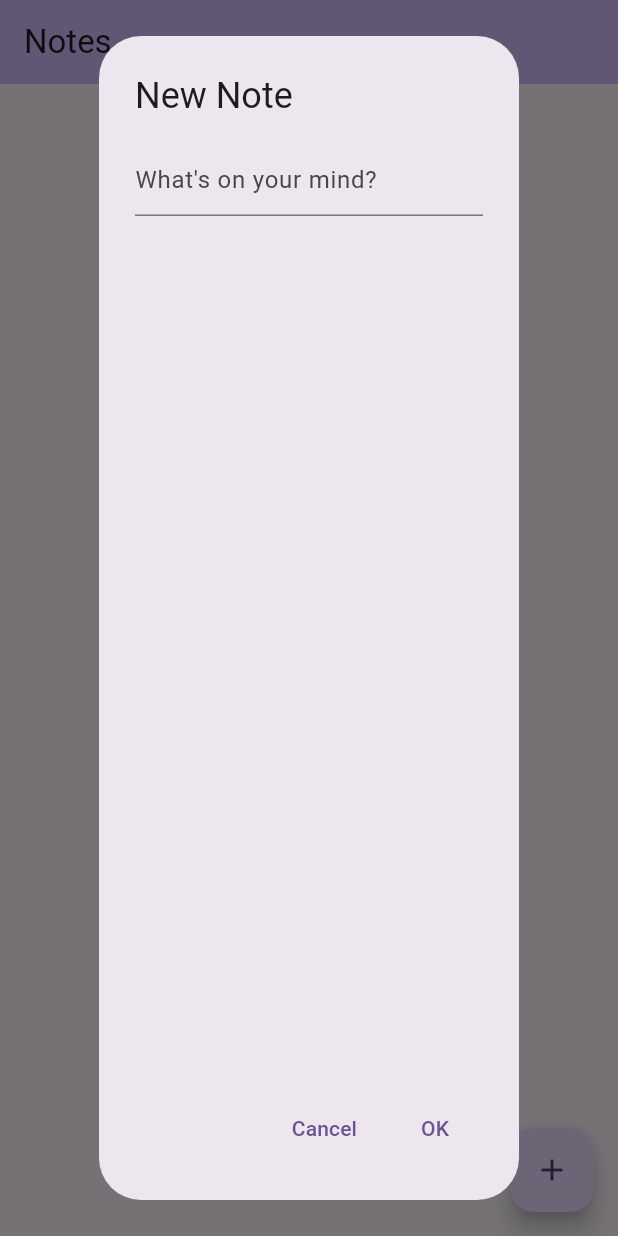
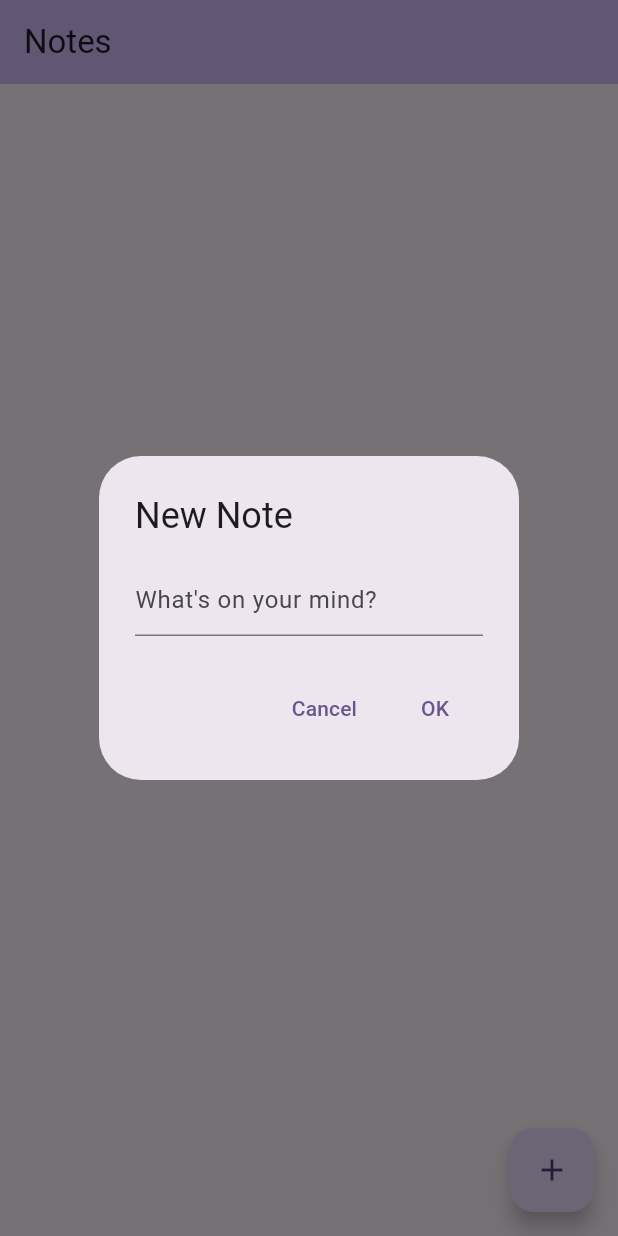
Before and after one commit to Bruh124567/Notes-App-in-Flutter, a Flutter app: the screen it shows after launch, after a tap on the "add" icon, on a phone screen of 412 x 824 dp. Run offline on Flutter 3.47's test engine with Material 3 defaults, Android fonts, the phone set to English and light mode, and no system bars; our stand-ins replace shared_preferences.

Commit message:
Make the app work frfr & fix the createNote popup being fat

```diff
--- a/lib/main.dart
+++ b/lib/main.dart
@@ -213,14 +213,10 @@ class _MyHomePageState extends State<MyHomePage> {
       builder: (BuildContext context) {
         return AlertDialog(
           title: Text('New Note'),
-          content: Column(
-            children: [
-              TextField(
+          content: TextField(
                 controller: _textController,
                 decoration: InputDecoration(hintText: "What's on your mind?"),
               ),
-            ],
-          ),
           actions: <Widget>[
             TextButton(
               child: Text('Cancel'),
@@ -286,11 +282,12 @@ class _NoteEditState extends State<NoteEdit> {
       appBar: AppBar(title: Text('Edit Note')),
       body: Column(
         children: [
-          Expanded(
+          Padding(
+            padding: const EdgeInsets.all(12.0),
             child: TextField(
-              controller: _textController,
-              decoration: InputDecoration(),
-            ),
+                controller: _textController,
+                decoration: InputDecoration(),
+              ),
           ),
         ],
       ),
```
